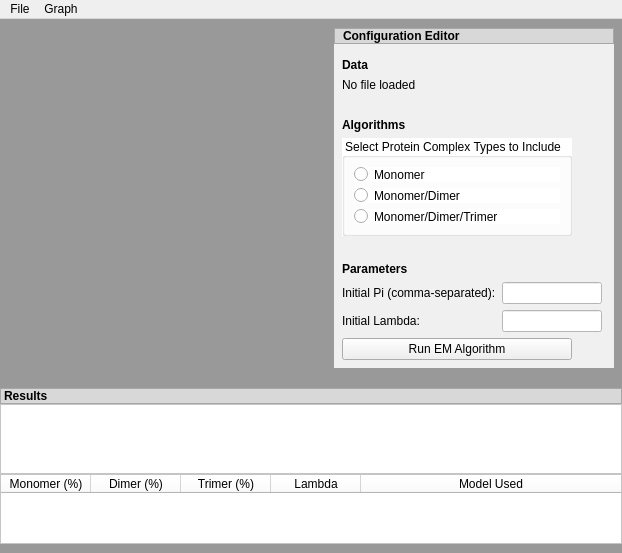
Old version of the form main.ui in the repository thericshi/protein-stoichiometry-quantifier.
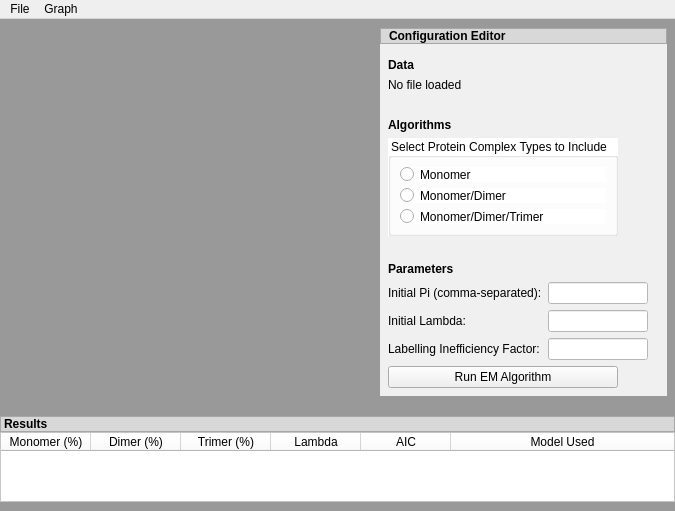
New version of the form.

Commit message: added labelling efficiency scaling and optimized UI

Diff of the .ui file:
```diff
--- a/main.ui
+++ b/main.ui
@@ -6,7 +6,7 @@
    <rect>
     <x>0</x>
     <y>0</y>
-    <width>622</width>
+    <width>675</width>
     <height>462</height>
    </rect>
   </property>
@@ -63,71 +63,18 @@
     <property name="verticalSpacing">
      <number>0</number>
     </property>
-    <item row="4" column="0" colspan="2">
-     <widget class="QTableWidget" name="tableWidget">
-      <property name="sizePolicy">
-       <sizepolicy hsizetype="Expanding" vsizetype="Expanding">
-        <horstretch>0</horstretch>
-        <verstretch>0</verstretch>
-       </sizepolicy>
+    <item row="1" column="0">
+     <spacer name="horizontalSpacer_3">
+      <property name="orientation">
+       <enum>Qt::Horizontal</enum>
       </property>
-      <property name="styleSheet">
-       <string notr="true">background-color: rgb(255, 255, 255);</string>
+      <property name="sizeHint" stdset="0">
+       <size>
+        <width>40</width>
+        <height>20</height>
+       </size>
       </property>
-      <property name="rowCount">
-       <number>0</number>
-      </property>
-      <attribute name="horizontalHeaderDefaultSectionSize">
-       <number>90</number>
-      </attribute>
-      <attribute name="horizontalHeaderMinimumSectionSize">
-       <number>32</number>
-      </attribute>
-      <attribute name="horizontalHeaderStretchLastSection">
-       <bool>true</bool>
-      </attribute>
-      <column>
-       <property name="text">
-        <string>Monomer (%)</string>
-       </property>
-      </column>
-      <column>
-       <property name="text">
-        <string>Dimer (%)</string>
-       </property>
-      </column>
-      <column>
-       <property name="text">
-        <string>Trimer (%)</string>
-       </property>
-      </column>
-      <column>
-       <property name="text">
-        <string>Lambda</string>
-       </property>
-      </column>
-      <column>
-       <property name="text">
-        <string>Model Used</string>
-       </property>
-      </column>
-     </widget>
-    </item>
-    <item row="3" column="0" colspan="2">
-     <widget class="QTextEdit" name="resultDisplay">
-      <property name="enabled">
-       <bool>true</bool>
-      </property>
-      <property name="sizePolicy">
-       <sizepolicy hsizetype="Expanding" vsizetype="Expanding">
-        <horstretch>0</horstretch>
-        <verstretch>20</verstretch>
-       </sizepolicy>
-      </property>
-      <property name="styleSheet">
-       <string notr="true">background-color: rgb(255, 255, 255);</string>
-      </property>
-     </widget>
+     </spacer>
     </item>
     <item row="2" column="0" colspan="2">
      <widget class="QLabel" name="labelResult">
@@ -165,6 +112,61 @@
       </item>
      </layout>
     </item>
+    <item row="3" column="0" colspan="2">
+     <widget class="QTableWidget" name="tableWidget">
+      <property name="sizePolicy">
+       <sizepolicy hsizetype="Expanding" vsizetype="Expanding">
+        <horstretch>0</horstretch>
+        <verstretch>0</verstretch>
+       </sizepolicy>
+      </property>
+      <property name="styleSheet">
+       <string notr="true">background-color: rgb(255, 255, 255);</string>
+      </property>
+      <property name="rowCount">
+       <number>0</number>
+      </property>
+      <attribute name="horizontalHeaderDefaultSectionSize">
+       <number>90</number>
+      </attribute>
+      <attribute name="horizontalHeaderMinimumSectionSize">
+       <number>32</number>
+      </attribute>
+      <attribute name="horizontalHeaderStretchLastSection">
+       <bool>true</bool>
+      </attribute>
+      <column>
+       <property name="text">
+        <string>Monomer (%)</string>
+       </property>
+      </column>
+      <column>
+       <property name="text">
+        <string>Dimer (%)</string>
+       </property>
+      </column>
+      <column>
+       <property name="text">
+        <string>Trimer (%)</string>
+       </property>
+      </column>
+      <column>
+       <property name="text">
+        <string>Lambda</string>
+       </property>
+      </column>
+      <column>
+       <property name="text">
+        <string>AIC</string>
+       </property>
+      </column>
+      <column>
+       <property name="text">
+        <string>Model Used</string>
+       </property>
+      </column>
+     </widget>
+    </item>
     <item row="0" column="1">
      <widget class="QWidget" name="widget" native="true">
       <property name="maximumSize">
@@ -394,39 +396,6 @@
               <property name="rightMargin">
                <number>4</number>
               </property>
-              <item row="1" column="0">
-               <widget class="QLabel" name="labelLambda">
-                <property name="text">
-                 <string>Initial Lambda:</string>
-                </property>
-               </widget>
-              </item>
-              <item row="1" column="1">
-               <widget class="QLineEdit" name="inputLambda">
-                <property name="maximumSize">
-                 <size>
-                  <width>100</width>
-                  <height>16777215</height>
-                 </size>
-                </property>
-                <property name="styleSheet">
-                 <string notr="true">background-color: rgb(255, 255, 255);</string>
-                </property>
-               </widget>
-              </item>
-              <item row="0" column="1">
-               <widget class="QLineEdit" name="inputPi">
-                <property name="maximumSize">
-                 <size>
-                  <width>100</width>
-                  <height>16777215</height>
-                 </size>
-                </property>
-                <property name="styleSheet">
-                 <string notr="true">background-color: rgb(255, 255, 255);</string>
-                </property>
-               </widget>
-              </item>
               <item row="0" column="0">
                <widget class="QLabel" name="labelPi">
                 <property name="text">
@@ -434,6 +403,59 @@
                 </property>
                </widget>
               </item>
+              <item row="0" column="1">
+               <widget class="QLineEdit" name="inputPi">
+                <property name="maximumSize">
+                 <size>
+                  <width>100</width>
+                  <height>16777215</height>
+                 </size>
+                </property>
+                <property name="styleSheet">
+                 <string notr="true">background-color: rgb(255, 255, 255);</string>
+                </property>
+               </widget>
+              </item>
+              <item row="1" column="1">
+               <widget class="QLineEdit" name="inputLambda">
+                <property name="maximumSize">
+                 <size>
+                  <width>100</width>
+                  <height>16777215</height>
+                 </size>
+                </property>
+                <property name="styleSheet">
+                 <string notr="true">background-color: rgb(255, 255, 255);</string>
+                </property>
+               </widget>
+              </item>
+              <item row="1" column="0">
+               <widget class="QLabel" name="labelLambda">
+                <property name="text">
+                 <string>Initial Lambda:</string>
+                </property>
+               </widget>
+              </item>
+              <item row="2" column="0">
+               <widget class="QLabel" name="label_6">
+                <property name="text">
+                 <string>Labelling Inefficiency Factor:</string>
+                </property>
+               </widget>
+              </item>
+              <item row="2" column="1">
+               <widget class="QLineEdit" name="inputTheta">
+                <property name="maximumSize">
+                 <size>
+                  <width>100</width>
+                  <height>16777215</height>
+                 </size>
+                </property>
+                <property name="styleSheet">
+                 <string notr="true">background-color: rgb(255, 255, 255);</string>
+                </property>
+               </widget>
+              </item>
              </layout>
             </item>
             <item>
@@ -457,19 +479,6 @@
       </layout>
      </widget>
     </item>
-    <item row="1" column="0">
-     <spacer name="horizontalSpacer_3">
-      <property name="orientation">
-       <enum>Qt::Horizontal</enum>
-      </property>
-      <property name="sizeHint" stdset="0">
-       <size>
-        <width>40</width>
-        <height>20</height>
-       </size>
-      </property>
-     </spacer>
-    </item>
    </layout>
   </widget>
   <widget class="QMenuBar" name="menuBar">
@@ -477,7 +486,7 @@
     <rect>
      <x>0</x>
      <y>0</y>
-     <width>622</width>
+     <width>675</width>
      <height>18</height>
     </rect>
    </property>
```
The commit also changes 2 other files.
